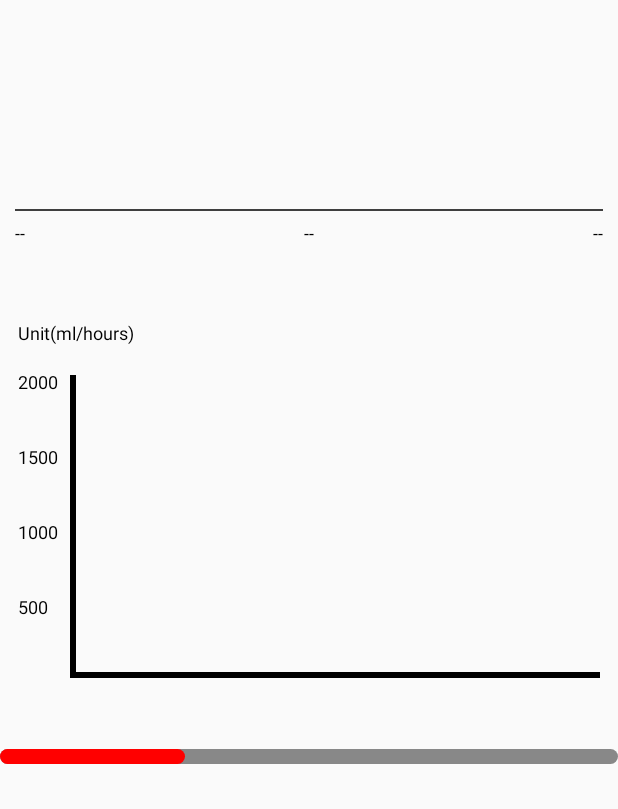
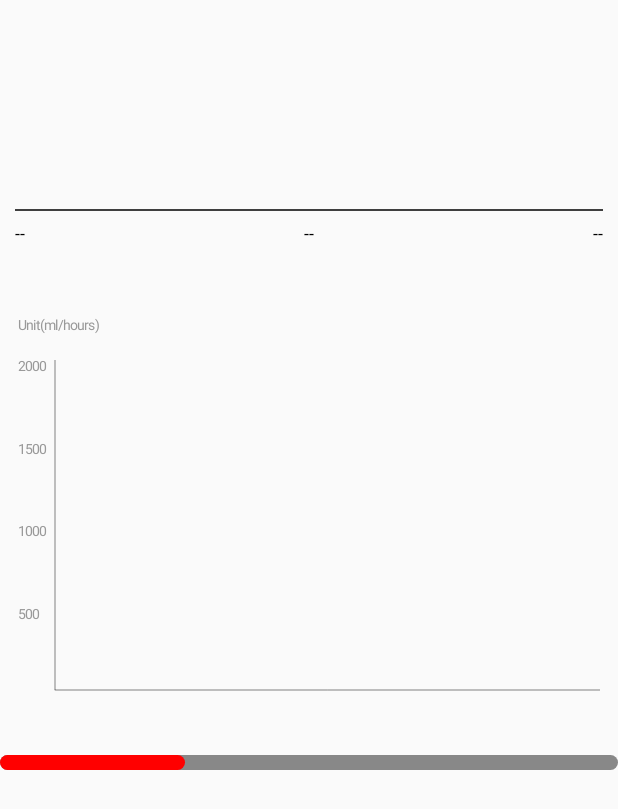
Before and after one commit to hurist/Chart, an Android app built with Jetpack Compose: the layout activity_main.xml on its own in the app's theme, with its tools: preview values and no code run, on a phone screen of 412 x 824 dp. Shown: the top 809 px of the screen. Run offline under Robolectric (Android 15) with nearby library versions, the phone set to English and light mode, and no system bars.

Commit message:
抽出柱状图的公共属性

```diff
--- a/ChartLib/src/main/java/com/hvi2ist/chartlib/BarChart.kt
+++ b/ChartLib/src/main/java/com/hvi2ist/chartlib/BarChart.kt
@@ -26,55 +26,143 @@ class BarChart @JvmOverloads constructor(
     private var data = listOf<BarData>()
     private var valueUnit = "ml"
 
-    private val chartHeight = 200.dp
-    private val chartBottomMargin = 10.dp
-    private val chartLeftMargin = 10.dp
-    private val chartTopMargin = 60.dp
-
-    private val textColor = Color.BLACK
-    private val xAxisTextSize = 12.sp
-    private val textPaint = Paint().apply {
-        textSize = xAxisTextSize
-        color = textColor
-    }
-
-    private val yAxisTextSize = 12.sp
-    private val valueUnitTextSize = 12.sp
-    private val valueUnitText = "Unit(ml/hours)"
-
-    private val axisLineWidth = 4.dp
-    private val axisLinePaint = Paint().apply {
-        strokeWidth = axisLineWidth
-        color = textColor
-    }
-
-
-    private val barColor = Color.BLUE
-    private val barMaxWidth = 18.dp
-    private val barMinWidth = 2.dp
-
-    // 柱状数据最小间隔
-    private val barMinSpace = 2.dp
-    private val barPaint = Paint().apply {
-        color = barColor
-        style = Paint.Style.FILL
-    }
-
-
     private var chartStartX = 0f
     private var chartBottomY = 0f
-
     private var touchedBarIndex = -1
     private var barRanges = mutableListOf<BarRange>()
 
-    private var touchLinePaint = Paint().apply {
-        color = Color.RED
-        strokeWidth = 1.dp
-    }
 
+    // 表本体的高度，不包含单位那部分
+    private var chartHeight = 200.dp
+
+    // 横轴到底部文字的距离
+    private var chartBottomMargin = 10.dp
+
+    // 纵轴到左边文字的距离
+    private var chartLeftMargin = 10.dp
+
+    // 图标到view最顶部的距离， valueUnitText和触摸信息会在这个空间内绘制
+    private var chartTopMargin = 60.dp
+
+    // 横纵轴文字和单位文字的颜色
+    private var axisTextColor = Color.BLACK
+
+    // 横纵轴文字的大小
+    private var axisTextSize = 12.sp
+    private var axisLineColor = Color.BLACK
+    private var axisLineWidth = 4.dp
+    private var valueUnitTextSize = 12.sp
+    private var valueUnitText = "Unit(ml/hours)"
+
+    // 未到达目标值的颜色
+    private var barUnreachedColor = Color.GRAY
+    private var barColor = Color.BLUE
+    private var barMaxWidth = 18.dp
+    private var barMinWidth = 2.dp
+    private var targetLineColor = Color.RED
+
+    // 柱状数据最小间隔
+    private var barMinSpace = 2.dp
+
+    private var touchLineColor = Color.RED
     private var touchInfoInnerVerticalPadding = 10.dp
     private var touchInfoInnerHorizontalPadding = 12.dp
     private var touchInfoCorner = 4.dp
+    private var touchInfoBackgroundColor = Color.GRAY
+    private var touchInfoTextSize = 12.sp
+    private var touchInfoTextColor = Color.BLACK
+
+    private lateinit var textPaint: Paint
+    private lateinit var valueUnitTextPaint: Paint
+    private lateinit var axisLinePaint: Paint
+    private lateinit var barPaint: Paint
+    private lateinit var touchInfoTextPaint: Paint
+    private lateinit var touchLinePaint: Paint
+    private lateinit var targetLinePaint: Paint
+    private lateinit var touchInfoBackgroundPaint: Paint
+
+    init {
+        val typedArray =
+            context.obtainStyledAttributes(attrs, R.styleable.BarChart, defStyleAttr, 0)
+
+        chartHeight = typedArray.getDimension(R.styleable.BarChart_chartHeight, chartHeight)
+        chartBottomMargin =
+            typedArray.getDimension(R.styleable.BarChart_chartBottomMargin, chartBottomMargin)
+        chartLeftMargin =
+            typedArray.getDimension(R.styleable.BarChart_chartLeftMargin, chartLeftMargin)
+        chartTopMargin =
+            typedArray.getDimension(R.styleable.BarChart_chartTopMargin, chartTopMargin)
+        axisTextColor = typedArray.getColor(R.styleable.BarChart_axisTextColor, axisTextColor)
+        axisTextSize = typedArray.getDimension(R.styleable.BarChart_axisTextSize, axisTextSize)
+        axisLineColor = typedArray.getColor(R.styleable.BarChart_axisLineColor, axisLineColor)
+        axisLineWidth = typedArray.getDimension(R.styleable.BarChart_axisLineWidth, axisLineWidth)
+        valueUnitTextSize =
+            typedArray.getDimension(R.styleable.BarChart_valueUnitTextSize, valueUnitTextSize)
+        barUnreachedColor =
+            typedArray.getColor(R.styleable.BarChart_barUnreachedColor, barUnreachedColor)
+        barColor = typedArray.getColor(R.styleable.BarChart_barColor, barColor)
+        barMaxWidth = typedArray.getDimension(R.styleable.BarChart_barMaxWidth, barMaxWidth)
+        barMinWidth = typedArray.getDimension(R.styleable.BarChart_barMinWidth, barMinWidth)
+        targetLineColor = typedArray.getColor(R.styleable.BarChart_targetLineColor, targetLineColor)
+        touchLineColor = typedArray.getColor(R.styleable.BarChart_touchLineColor, touchLineColor)
+        touchInfoBackgroundColor = typedArray.getColor(
+            R.styleable.BarChart_touchInfoBackgroundColor,
+            touchInfoBackgroundColor
+        )
+        touchInfoTextSize =
+            typedArray.getDimension(R.styleable.BarChart_touchInfoTextSize, touchInfoTextSize)
+        touchInfoTextColor =
+            typedArray.getColor(R.styleable.BarChart_touchInfoTextColor, touchInfoTextColor)
+        touchInfoInnerHorizontalPadding = typedArray.getDimension(
+            R.styleable.BarChart_touchInfoInnerHorizontalPadding,
+            touchInfoInnerHorizontalPadding
+        )
+        touchInfoInnerVerticalPadding = typedArray.getDimension(
+            R.styleable.BarChart_touchInfoInnerVerticalPadding,
+            touchInfoInnerVerticalPadding
+        )
+        typedArray.recycle()
+
+        initPaints()
+    }
+
+    private fun initPaints() {
+        textPaint = Paint().apply {
+            textSize = axisTextSize
+            color = axisTextColor
+        }
+        valueUnitTextPaint = Paint().apply {
+            textSize = valueUnitTextSize
+            color = axisTextColor
+        }
+        axisLinePaint = Paint().apply {
+            strokeWidth = axisLineWidth
+            color = axisLineColor
+        }
+        barPaint = Paint().apply {
+            color = barColor
+            style = Paint.Style.FILL
+        }
+        touchInfoTextPaint = Paint().apply {
+            textSize = touchInfoTextSize
+            color = touchInfoTextColor
+            textAlign = Paint.Align.CENTER
+        }
+        touchLinePaint = Paint().apply {
+            color = touchLineColor
+            strokeWidth = 1.dp
+        }
+        targetLinePaint = Paint().apply {
+            color = targetLineColor
+            strokeWidth = 1.dp
+            pathEffect = DashPathEffect(floatArrayOf(10f, 10f), 0f)
+        }
+        touchInfoBackgroundPaint = Paint().apply {
+            color = touchInfoBackgroundColor
+            style = Paint.Style.FILL
+        }
+    }
+
 
     override fun onMeasure(widthMeasureSpec: Int, heightMeasureSpec: Int) {
         //  高度为横坐标轴文字高度 + chartBottomMargin + chartHeight + chartTopMargin
@@ -106,7 +194,7 @@ class BarChart @JvmOverloads constructor(
 
         // 画图表单位
         drawValueUnitText(canvas)
-        drawAxis(canvas)
+        drawYAxis(canvas)
         drawBar(canvas)
         drawXAxis(canvas)
         drawTouchEvent(canvas)
@@ -119,14 +207,14 @@ class BarChart @JvmOverloads constructor(
         val textHeight = bounds.height()
         val x = paddingStart
         val y = chartTopMargin / 2 + textHeight / 2
-        canvas.drawText(valueUnitText, x.toFloat(), y.toFloat(), textPaint)
+        canvas.drawText(valueUnitText, x.toFloat(), y.toFloat(), valueUnitTextPaint)
     }
 
 
     /**
-     * 画横纵坐标轴和坐标轴文字
+     * 画纵坐标轴和坐标轴文字
      */
-    private fun drawAxis(canvas: Canvas) {
+    private fun drawYAxis(canvas: Canvas) {
         // 纵坐标
         textPaint.textAlign = Paint.Align.LEFT
         val yValues = listOf(0, maxValue / 4, maxValue / 2, maxValue / 4 * 3, maxValue).reversed()
@@ -167,7 +255,7 @@ class BarChart @JvmOverloads constructor(
             val barHeight = (chartHeight * value / maxValue)
             barPaint.color = when {
                 targetValue <= 0 -> barColor
-                value < targetValue -> Color.RED
+                value < targetValue -> barUnreachedColor
                 else -> barColor
             }
             val left = chartStartX + (space + barWidth) * index
@@ -191,11 +279,7 @@ class BarChart @JvmOverloads constructor(
             val targetY = chartTopMargin + chartHeight * (maxValue - targetValue) / maxValue
             canvas.drawLine(
                 chartStartX, targetY, measuredWidth - paddingEnd.toFloat(), targetY,
-                Paint().apply {
-                    color = Color.RED
-                    strokeWidth = 1.dp
-                    pathEffect = DashPathEffect(floatArrayOf(10f, 10f), 0f)
-                }
+                targetLinePaint
             )
         }
     }
@@ -236,7 +320,7 @@ class BarChart @JvmOverloads constructor(
         val centerX = barRange.left + (barRange.right - barRange.left) / 2
 
         val text = "${data[touchedBarIndex].value}$valueUnit"
-        textPaint.getTextBounds(text, 0, text.length, bounds)
+        touchInfoTextPaint.getTextBounds(text, 0, text.length, bounds)
         val textHeight = bounds.height()
         val textWidth = bounds.width()
         val infoWidth = textWidth + touchInfoInnerHorizontalPadding * 2
@@ -248,15 +332,12 @@ class BarChart @JvmOverloads constructor(
         val infoRect = RectF(infoLeft, infoTop, infoRight, infoBottom)
         canvas.drawRoundRect(
             infoRect, touchInfoCorner, touchInfoCorner,
-            Paint().apply {
-                color = Color.GRAY
-                style = Paint.Style.FILL
-            }
+            touchInfoBackgroundPaint
         )
 
-        val textStartX = centerX + textWidth / 2
+        val textStartX = centerX
         val textStartY = infoTop + touchInfoInnerVerticalPadding + textHeight
-        canvas.drawText(text, textStartX, textStartY, textPaint)
+        canvas.drawText(text, textStartX, textStartY, touchInfoTextPaint)
         canvas.drawLine(
             centerX, infoBottom, centerX, barRange.bottom,
             touchLinePaint
--- a/ChartLib/src/main/res/values/attr.xml
+++ b/ChartLib/src/main/res/values/attr.xml
@@ -10,4 +10,27 @@
         <attr name="spIconMargin" format="dimension"/>
         <attr name="spIconDrawable" format="reference"/>
     </declare-styleable>
+
+    <declare-styleable name="BarChart">
+        <attr name="chartHeight" format="dimension" />
+        <attr name="chartBottomMargin" format="dimension" />
+        <attr name="chartLeftMargin" format="dimension" />
+        <attr name="chartTopMargin" format="dimension" />
+        <attr name="axisTextColor" format="color" />
+        <attr name="axisTextSize" format="dimension" />
+        <attr name="axisLineColor" format="color" />
+        <attr name="axisLineWidth" format="dimension" />
+        <attr name="barUnreachedColor" format="color" />
+        <attr name="barColor" format="color" />
+        <attr name="barMaxWidth" format="dimension" />
+        <attr name="barMinWidth" format="dimension" />
+        <attr name="touchLineColor" format="color" />
+        <attr name="touchInfoInnerVerticalPadding" format="dimension"/>
+        <attr name="touchInfoInnerHorizontalPadding" format="dimension"/>
+        <attr name="touchInfoBackgroundColor" format="color" />
+        <attr name="touchInfoTextSize" format="dimension" />
+        <attr name="touchInfoTextColor" format="color" />
+        <attr name="valueUnitTextSize" format="dimension" />
+        <attr name="targetLineColor" format="color" />
+    </declare-styleable>
 </resources>
--- /dev/null
+++ b/ChartLib/src/main/res/values/strings.xml
@@ -0,0 +1,4 @@
+<?xml version="1.0" encoding="utf-8"?>
+<resources>
+    <string name="test">faegag</string>
+</resources>
--- a/app/src/main/java/com/hvi2ist/chart/MainActivity.kt
+++ b/app/src/main/java/com/hvi2ist/chart/MainActivity.kt
@@ -22,6 +22,7 @@ import kotlin.random.Random
 class MainActivity : ComponentActivity() {
 
     private lateinit var binding : ActivityMainBinding
+
 
     override fun onCreate(savedInstanceState: Bundle?) {
         super.onCreate(savedInstanceState)
--- a/app/src/main/res/layout/activity_main.xml
+++ b/app/src/main/res/layout/activity_main.xml
@@ -1,27 +1,42 @@
 <?xml version="1.0" encoding="utf-8"?>
 <LinearLayout xmlns:android="http://schemas.android.com/apk/res/android"
     xmlns:app="http://schemas.android.com/apk/res-auto"
-    android:orientation="vertical"
     android:layout_width="match_parent"
-    android:layout_height="match_parent">
+    android:layout_height="match_parent"
+    android:orientation="vertical">
 
     <com.hvi2ist.chartlib.SimpleLineChart
         android:id="@+id/simpleLineChart"
         android:layout_width="match_parent"
-        android:layout_marginTop="60dp"
+        android:layout_height="100dp"
         android:layout_marginHorizontal="10dp"
-        android:layout_height="100dp"/>
+        android:layout_marginTop="60dp" />
 
     <com.hvi2ist.chartlib.BarChart
         android:id="@+id/barChart"
         android:layout_width="match_parent"
         android:layout_height="wrap_content"
+        android:layout_marginTop="30dp"
         android:paddingHorizontal="12dp"
-        android:layout_marginTop="30dp" />
+        app:chartHeight="220dp"
+        app:chartLeftMargin="6dp"
+        app:chartBottomMargin="6dp"
+        app:chartTopMargin="50dp"
+        app:axisLineWidth="0.33dp"
+        app:axisTextColor="#FF999999"
+        app:axisTextSize="9sp"
+        app:barColor="#FF83B2EE"
+        app:targetLineColor="#FFCCCCCC"
+        app:barUnreachedColor="#FFE2EDFB"
+        app:touchInfoBackgroundColor="#FFF4F5F7"
+        app:touchInfoInnerHorizontalPadding="6dp"
+        app:touchInfoInnerVerticalPadding="9dp"
+        app:touchInfoTextSize="13sp"
+        app:valueUnitTextSize="9sp" />
 
     <com.hvi2ist.chartlib.StepProgress
         android:layout_width="match_parent"
         android:layout_height="wrap_content"
         app:spActiveColor="#ff0000"
-        app:spProgress="30"/>
+        app:spProgress="30" />
 </LinearLayout>
```
